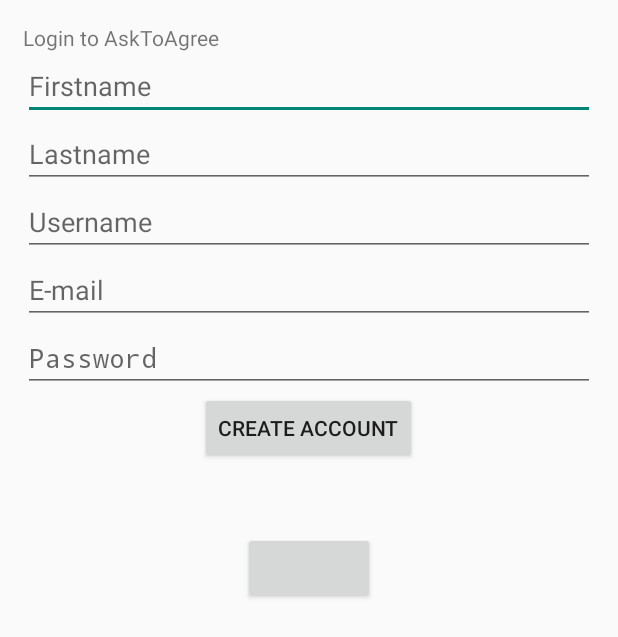
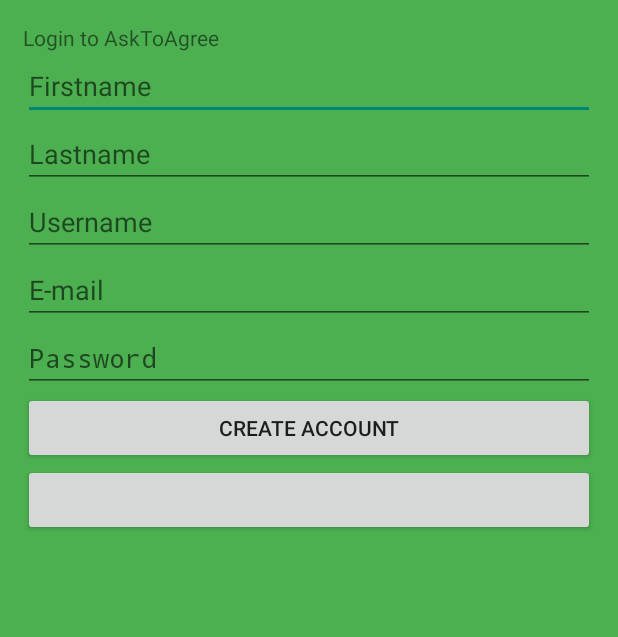
Before and after one commit to PhilippSteiner/android-asktoagree, an Android app: the screen it shows after launch (LoginActivity), on a phone screen of 412 x 824 dp. Shown: the top 637 px of the screen. Run offline under Robolectric (Android 15) with nearby library versions, the phone set to English and light mode, and no system bars; libraries missing offline, so code that uses them is left out: com.facebook, com.facebook.widget; plain views replace LoginButton; 10 statements that could not run were skipped.

```diff
--- a/app/src/main/res/layout/activity_login.xml
+++ b/app/src/main/res/layout/activity_login.xml
@@ -1,7 +1,8 @@
 <?xml version="1.0" encoding="utf-8"?>
 <RelativeLayout xmlns:android="http://schemas.android.com/apk/res/android"
     android:layout_width="match_parent"
-    android:layout_height="match_parent">
+    android:layout_height="match_parent"
+    android:background="@color/background_green">
 
 
     <LinearLayout
@@ -56,38 +57,25 @@
 
         <Button
             android:id="@+id/login_button_createAccount"
-            android:layout_width="wrap_content"
+            android:layout_width="match_parent"
             android:layout_height="wrap_content"
             android:text="@string/login_button_createAccount"/>
 
-    </LinearLayout>
-
-
-    <LinearLayout
-        android:layout_width="match_parent"
-        android:layout_height="wrap_content"
-        android:layout_below="@id/login_layout_account"
-        android:gravity="center"
-        android:orientation="vertical">
-
         <com.facebook.widget.LoginButton
             android:id="@+id/authButton"
-            android:layout_width="wrap_content"
-            android:layout_height="wrap_content"
-            android:layout_gravity="center_horizontal"
-            android:layout_marginTop="30dp" />
+            android:layout_width="match_parent"
+            android:layout_height="wrap_content"/>
 
         <com.google.android.gms.common.SignInButton
             android:id="@+id/gplus_btn_sign_in"
-            android:layout_width="wrap_content"
+            android:layout_width="match_parent"
             android:layout_height="wrap_content" />
 
         <com.google.android.gms.common.SignInButton
             android:id="@+id/gplus_btn_sign_out"
-            android:layout_width="wrap_content"
+            android:layout_width="match_parent"
             android:layout_height="wrap_content"
             android:visibility="gone" />
-
 
     </LinearLayout>
 
--- /dev/null
+++ b/app/src/main/res/values/color.xml
@@ -0,0 +1,5 @@
+<?xml version="1.0" encoding="utf-8"?>
+<resources>
+    <color name="background_green">#4CAF50</color>
+
+</resources>
```
Also changed, not shown: app/src/main/res/drawable-hdpi/ic_login_username.png (added), app/src/main/res/drawable-mdpi/ic_login_username.png (added), app/src/main/res/drawable-xhdpi/ic_login_username.png (added), app/src/main/res/drawable-xxhdpi/ic_login_username.png (added).
